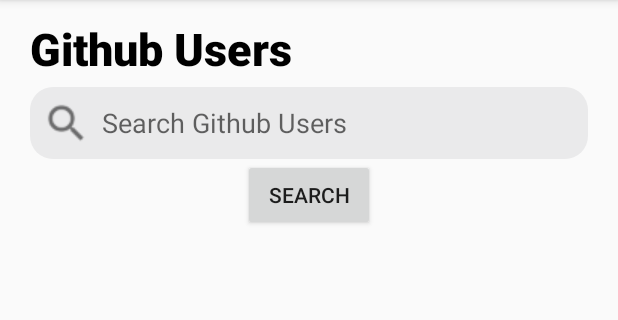
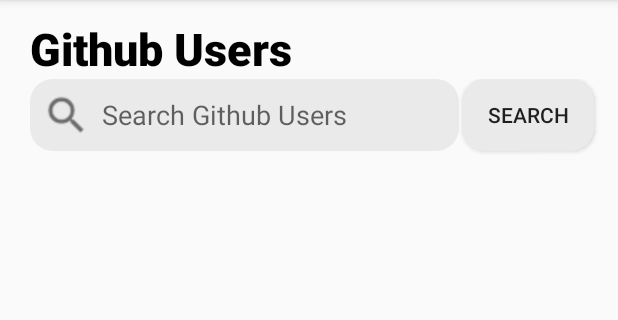
Before and after one commit to dcharrez/Ravn, an Android app: the screen it shows after launch (MainActivity), on a phone screen of 412 x 824 dp, the part 84-404 px from its top. Run offline under Robolectric (Android 15) with nearby library versions, the phone set to English and light mode, and no system bars; libraries missing offline, so code that uses them is left out: com.apollographql.apollo; 1 statement that could not run was skipped.

Commit message:
User Interface done following Rven template
- Search button aligned with input text
- Modified text sizes to follow template given by Ravn
- Added two screenshots

```diff
--- a/app/src/main/res/layout/activity_main.xml
+++ b/app/src/main/res/layout/activity_main.xml
@@ -27,14 +27,20 @@
                 android:paddingLeft="20dp"
         />
 
+    <LinearLayout
+            android:layout_width="match_parent"
+            android:layout_height="wrap_content"
+            android:orientation="horizontal">
+
         <EditText
                 android:id="@+id/github_user_input"
-                android:layout_width="match_parent"
+                android:layout_width="wrap_content"
                 android:layout_height="wrap_content"
+                android:layout_weight="1"
                 android:layout_marginLeft="20dp"
-                android:layout_marginRight="20dp"
+                android:layout_marginRight="2dp"
                 android:drawableLeft="@drawable/ic_search"
-                android:layout_marginTop="5dp"
+
                 android:hint="Search Github Users"
                 android:background="@drawable/button_user_input"/>
 
@@ -43,8 +49,13 @@
                 android:id="@+id/buttonSearch"
                 android:layout_width="wrap_content"
                 android:layout_height="wrap_content"
-                android:layout_gravity="center"
-                android:text="Search" />
+                android:layout_marginRight="16dp"
+                android:layout_marginTop="10dp"
+                android:layout_gravity="right"
+                android:text="Search"
+                android:background="@drawable/button_user_input"/>/>
+
+    </LinearLayout>
 
         <android.support.v7.widget.RecyclerView
                 android:id="@+id/github_users_recycler"
```
Also changed, not shown: app/src/main/res/layout/item_github_user.xml (+7 -4 lines), app/src/main/res/layout/item_repository.xml (+12 -6 lines), 2 other files.
